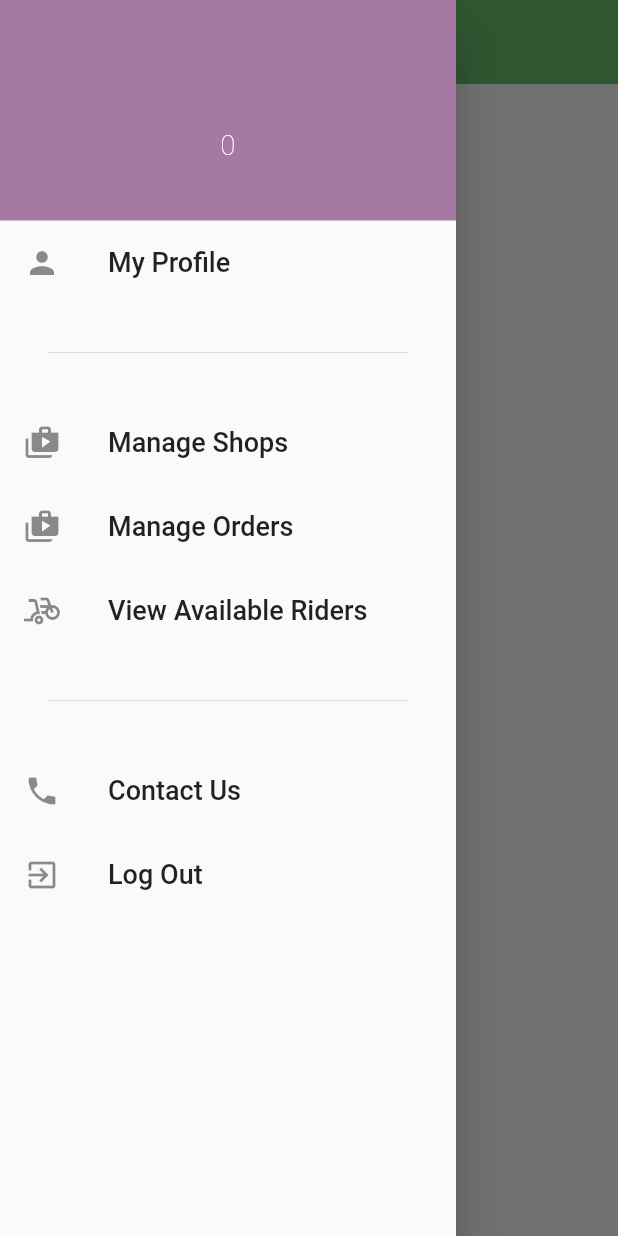
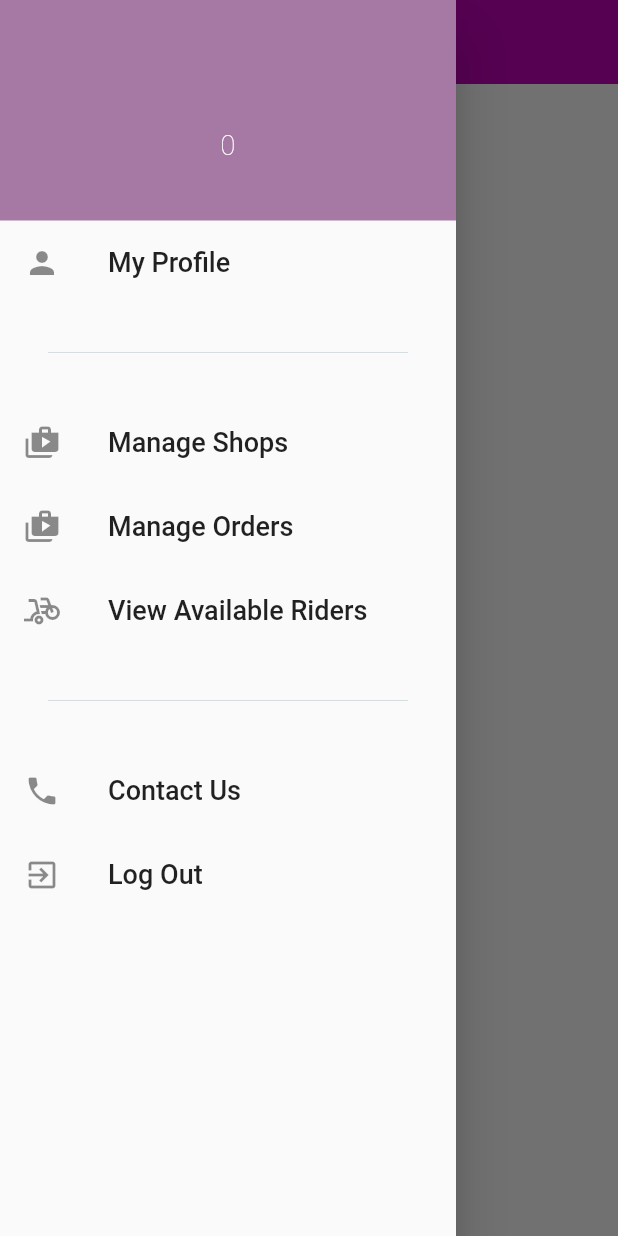
Before and after one commit to Abdullah0322/FYP_v1, a Flutter app: the ManageShops screen opened directly, with the side drawer open, on a phone screen of 412 x 824 dp. Run offline on Flutter 3.47's test engine with Material 2 defaults, Android fonts, the phone set to English and light mode, and no system bars; our stand-ins replace animated_bottom_navigation_bar, cached_network_image, carousel_slider, cloud_firestore, curved_navigation_bar, dropdown_formfield and 16 more; missing offline and left inert: flutter_animated_dialog, grouped_buttons; accounts and stored records are empty; Roboto replaces fonts that are missing (Segoe).

Commit message:
Update Shops.dart

```diff
--- a/clickandpick/lib/Manager/Shops.dart
+++ b/clickandpick/lib/Manager/Shops.dart
@@ -68,12 +68,12 @@ class _ManageShopsState extends State<ManageShops> {
                   /* Write listener code here */
                 },
                 child: Icon(Icons.menu,
-                    color: Colors.black // add custom icons also
+                    color: Colors.white // add custom icons also
                     ),
               ),
               centerTitle: true,
               elevation: 0,
-              backgroundColor: Colors.green[400],
+              backgroundColor: Color(0xFFBB03B2),
             ),
             drawer: ManagerDrawer(),
             body: Container(
```
